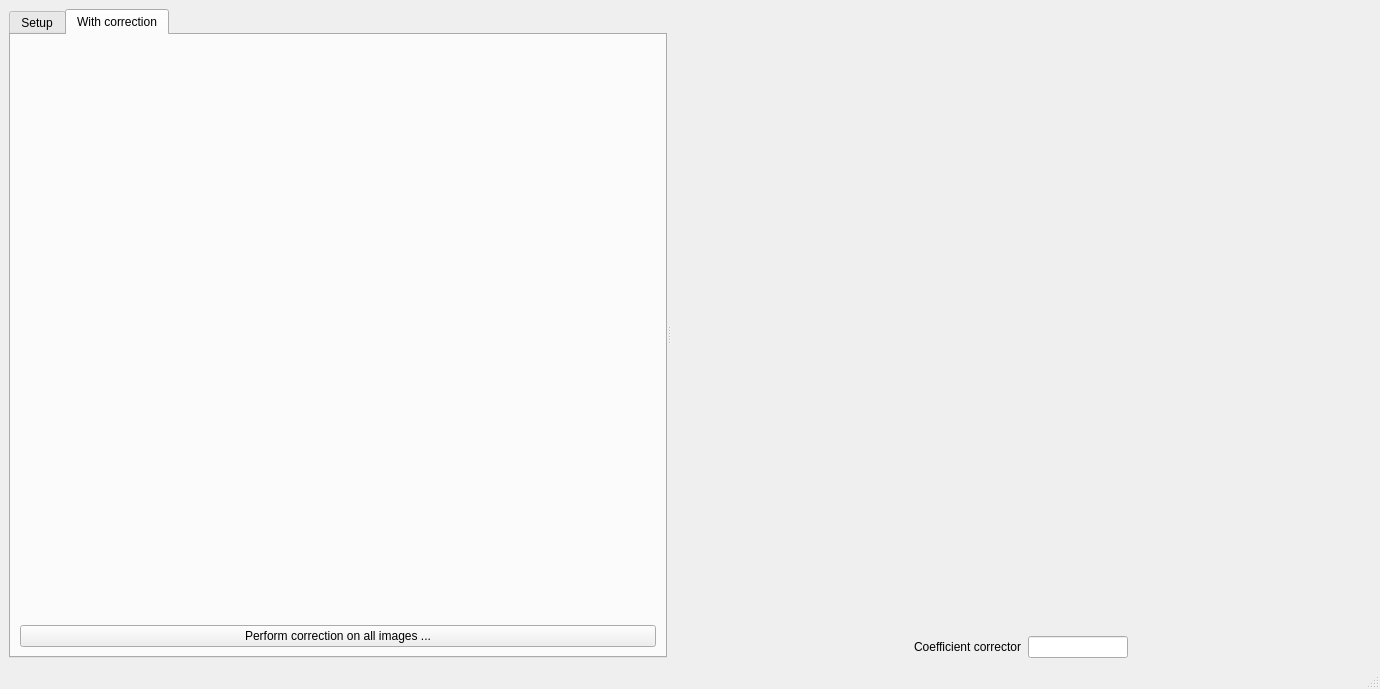
First picture: the form in notebooks/ui/ui_mcp_chips_corrector.ui, repository neutronimaging/python_notebooks, before the edit.
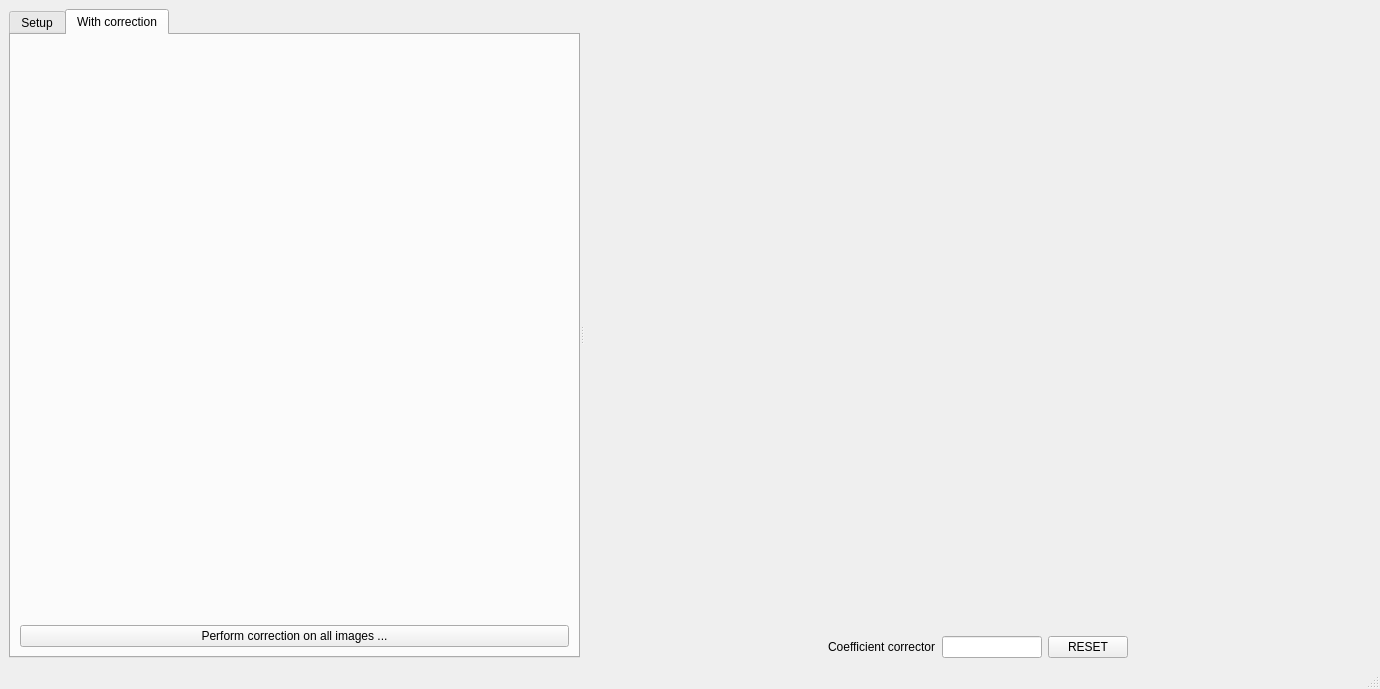
Second picture: the form after the edit. The open tabs and pages were chosen to show the change.

The edit to the form file:
```diff
--- a/notebooks/ui/ui_mcp_chips_corrector.ui
+++ b/notebooks/ui/ui_mcp_chips_corrector.ui
@@ -240,6 +240,13 @@
             </property>
            </widget>
           </item>
+          <item>
+           <widget class="QPushButton" name="reset_pushButton">
+            <property name="text">
+             <string>RESET</string>
+            </property>
+           </widget>
+          </item>
           <item>
            <spacer name="horizontalSpacer_2">
             <property name="orientation">
```
Left out of the diff: 40 changed lines with no effect on the pictures.
